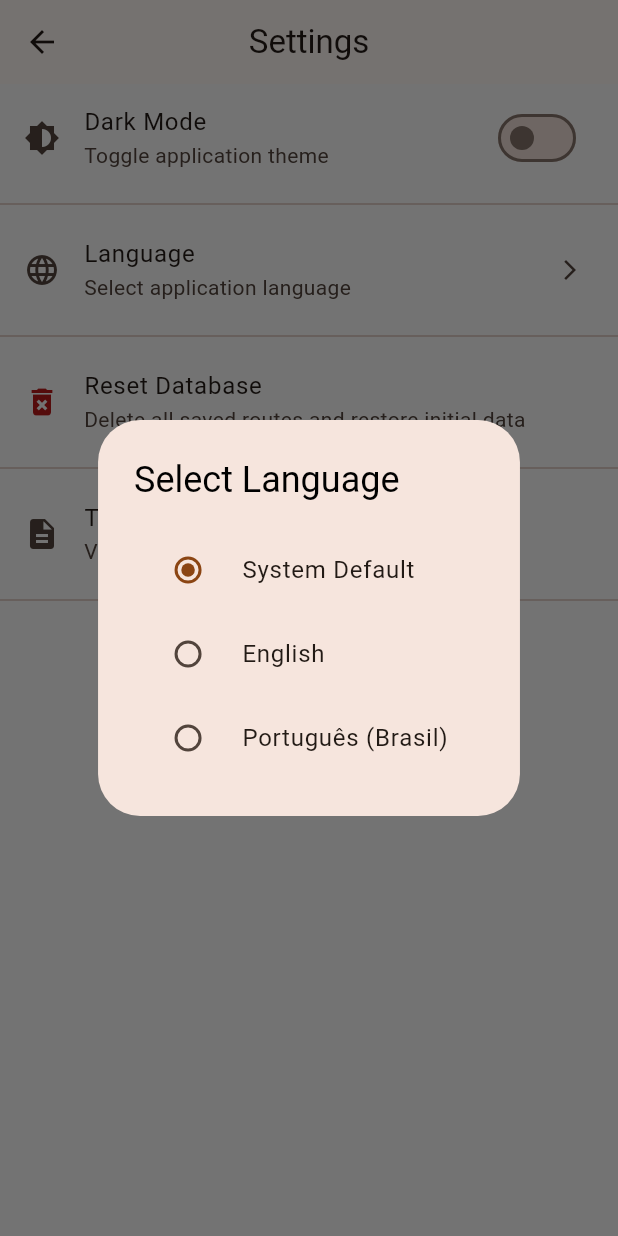
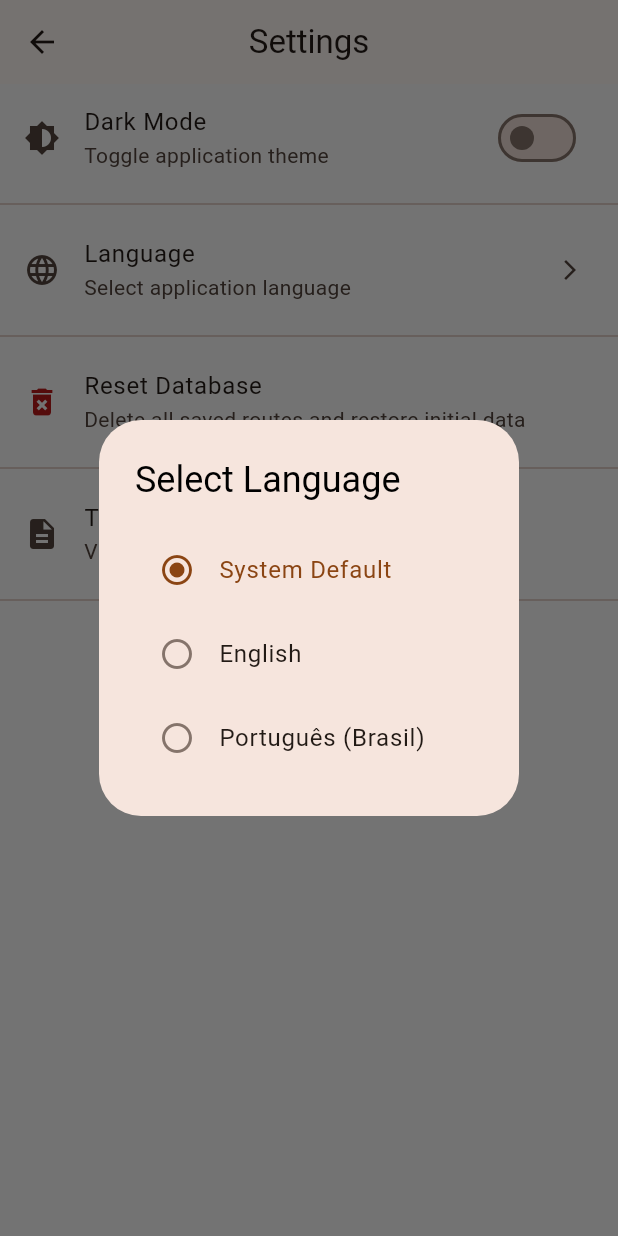
Before and after one commit to leodavidbr/Escala-mais, a Flutter app: the SettingsScreen screen opened directly, after a tap on "Language", on a phone screen of 412 x 824 dp. Run offline on Flutter 3.47's test engine with Material 3 defaults, Android fonts, the phone set to English and light mode, and no system bars; our stand-ins replace flutter_riverpod, image_picker, logger, sqflite; accounts and stored records are empty.

Commit message:
Removendo código depreciado

```diff
--- a/lib/screens/settings_screen.dart
+++ b/lib/screens/settings_screen.dart
@@ -1,7 +1,7 @@
+import 'package:escala_mais/theme/app_theme.dart';
 import 'package:flutter/material.dart';
 import 'package:flutter_riverpod/flutter_riverpod.dart';
 import '../l10n/app_localizations.dart';
-import '../theme/app_theme.dart';
 import '../providers/route_providers.dart';
 import '../theme/theme_mode_notifier.dart';
 import '../theme/locale_notifier.dart';
@@ -30,6 +30,7 @@ class SettingsScreen extends ConsumerWidget {
   Widget build(BuildContext context, WidgetRef ref) {
     final l10n = AppLocalizations.of(context)!;
     final themeMode = ref.watch(themeModeProvider);
+    final theme = Theme.of(context);
 
     return Scaffold(
       appBar: AppBar(title: Text(l10n.settings)),
@@ -62,10 +63,7 @@ class SettingsScreen extends ConsumerWidget {
           ListTile(
             title: Text(l10n.resetDatabaseTitle),
             subtitle: Text(l10n.resetDatabaseSubtitle),
-            leading: Icon(
-              Icons.delete_forever,
-              color: Theme.of(context).colorScheme.error,
-            ),
+            leading: Icon(Icons.delete_forever, color: theme.colorScheme.error),
             onTap: () => _showResetDialog(context, ref, l10n),
           ),
           const Divider(),
@@ -87,42 +85,54 @@ class SettingsScreen extends ConsumerWidget {
     WidgetRef ref,
     AppLocalizations l10n,
   ) {
-    final currentLocale = ref.read(localeProvider);
+    final currentLocale = ref.watch(localeProvider);
+
+    final List<Map<String, dynamic>> localeOptions = [
+      {
+        'title': l10n.systemDefault,
+        'locale': null,
+        'setter': () => ref.read(localeProvider.notifier).setSystemDefault(),
+      },
+      {
+        'title': l10n.english,
+        'locale': const Locale('en'),
+        'setter': () => ref.read(localeProvider.notifier).setEnglish(),
+      },
+      {
+        'title': l10n.portuguese,
+        'locale': const Locale('pt', 'BR'),
+        'setter': () => ref.read(localeProvider.notifier).setPortuguese(),
+      },
+    ];
+
     showDialog(
       context: context,
       builder: (ctx) => AlertDialog(
         title: Text(l10n.selectLanguage),
         content: Column(
           mainAxisSize: MainAxisSize.min,
-          children: [
-            RadioListTile<Locale?>(
-              title: Text(l10n.systemDefault),
-              value: null,
-              groupValue: currentLocale,
-              onChanged: (value) {
-                ref.read(localeProvider.notifier).setSystemDefault();
+          children: localeOptions.map((option) {
+            final locale = option['locale'] as Locale?;
+            final title = option['title'] as String;
+            final isSelected = currentLocale == locale;
+
+            return ListTile(
+              leading: Icon(
+                isSelected
+                    ? Icons.radio_button_checked
+                    : Icons.radio_button_unchecked,
+                color: isSelected
+                    ? Theme.of(context).colorScheme.primary
+                    : Theme.of(context).colorScheme.outline,
+              ),
+              title: Text(title),
+              selected: isSelected,
+              onTap: () {
+                (option['setter'] as Function).call();
                 Navigator.of(ctx).pop();
               },
-            ),
-            RadioListTile<Locale?>(
-              title: Text(l10n.english),
-              value: const Locale('en'),
-              groupValue: currentLocale,
-              onChanged: (value) {
-                ref.read(localeProvider.notifier).setEnglish();
-                Navigator.of(ctx).pop();
-              },
-            ),
-            RadioListTile<Locale?>(
-              title: Text(l10n.portuguese),
-              value: const Locale('pt', 'BR'),
-              groupValue: currentLocale,
-              onChanged: (value) {
-                ref.read(localeProvider.notifier).setPortuguese();
-                Navigator.of(ctx).pop();
-              },
-            ),
-          ],
+            );
+          }).toList(),
         ),
       ),
     );
@@ -149,6 +159,7 @@ class SettingsScreen extends ConsumerWidget {
     WidgetRef ref,
     AppLocalizations l10n,
   ) {
+    final theme = Theme.of(context);
     showDialog(
       context: context,
       builder: (ctx) => AlertDialog(
@@ -165,8 +176,8 @@ class SettingsScreen extends ConsumerWidget {
               await _resetData(context, ref, l10n);
             },
             style: ElevatedButton.styleFrom(
-              backgroundColor: Theme.of(context).colorScheme.error,
-              foregroundColor: Theme.of(context).colorScheme.onError,
+              backgroundColor: theme.colorScheme.error,
+              foregroundColor: theme.colorScheme.onError,
             ),
             child: Text(l10n.resetButton),
           ),
@@ -181,6 +192,8 @@ class SettingsScreen extends ConsumerWidget {
     AppLocalizations l10n,
   ) async {
     final scaffoldMessenger = ScaffoldMessenger.of(context);
+    final theme = Theme.of(context);
+
     final gymResetSuccess = await ref
         .read(gymRepositoryProvider)
         .resetDatabase();
@@ -192,14 +205,14 @@ class SettingsScreen extends ConsumerWidget {
       scaffoldMessenger.showSnackBar(
         SnackBar(
           content: Text(l10n.resetSuccess),
-          backgroundColor: Theme.of(context).colorScheme.success,
+          backgroundColor: theme.colorScheme.success,
         ),
       );
     } else {
       scaffoldMessenger.showSnackBar(
         SnackBar(
           content: Text(l10n.resetFailure),
-          backgroundColor: Theme.of(context).colorScheme.error,
+          backgroundColor: theme.colorScheme.error,
         ),
       );
     }
```
Also changed, not shown: lib/core/logging/app_logger.dart (+8 -9 lines), lib/screens/gym_list_screen.dart (+30 -26 lines).
